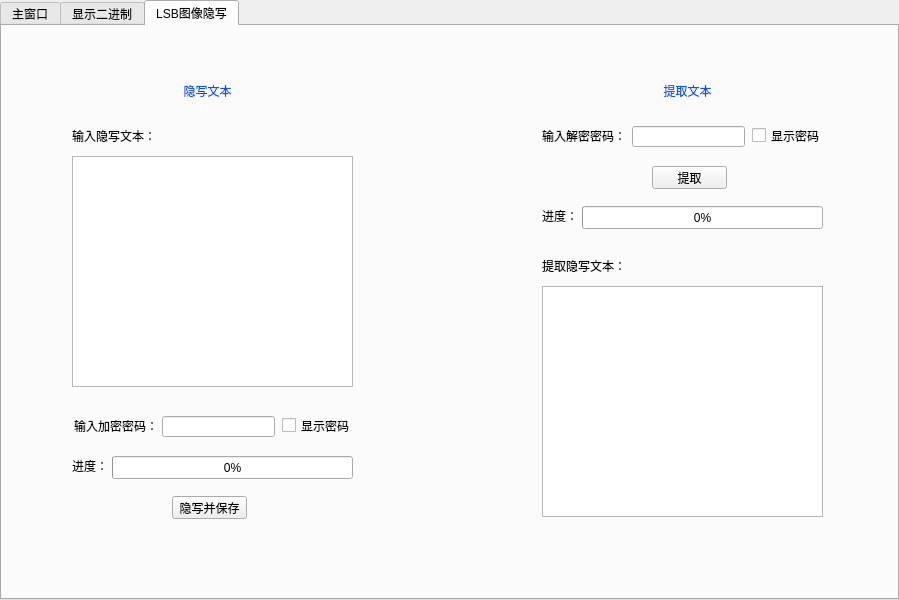
Qt form mainwindow.ui (WoaW04/Misc_steg_tool) before a commit.
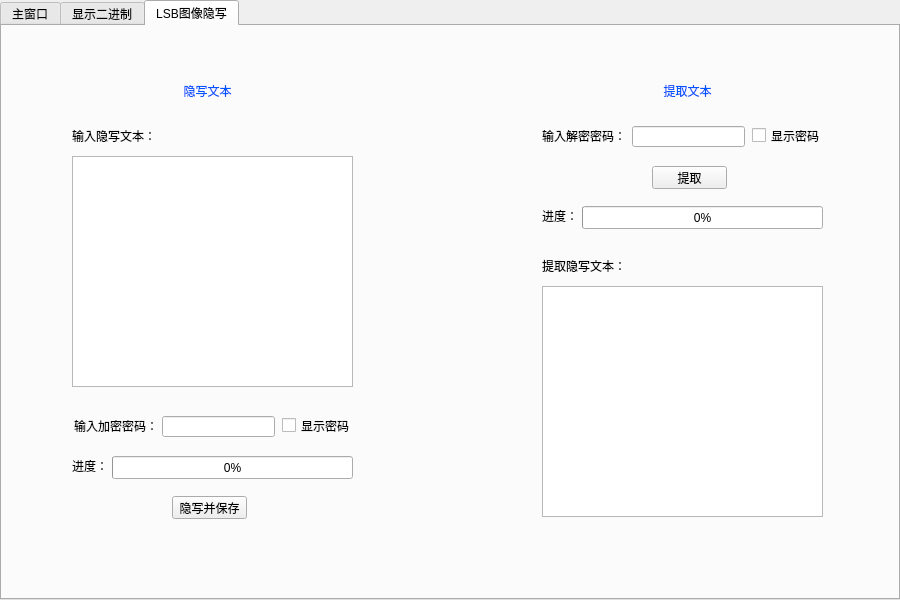
The same form after that commit.

Commit message: UI设计有误，需要更改

Diff of the .ui file:
```diff
--- a/mainwindow.ui
+++ b/mainwindow.ui
@@ -9,7 +9,7 @@
    <rect>
     <x>0</x>
     <y>0</y>
-    <width>899</width>
+    <width>900</width>
     <height>600</height>
    </rect>
   </property>
```
The commit also changes 1 other file.
